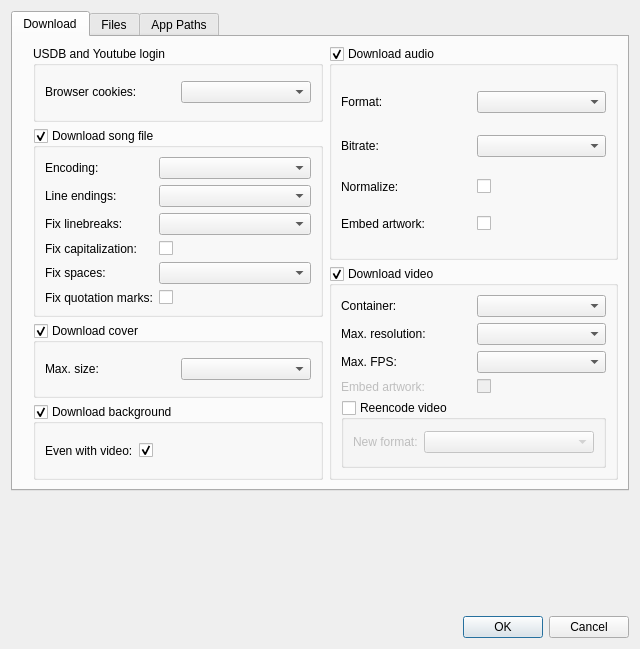
bohning/usdb_syncer, file src/usdb_syncer/gui/forms/SettingsDialog.ui: the form before one commit.
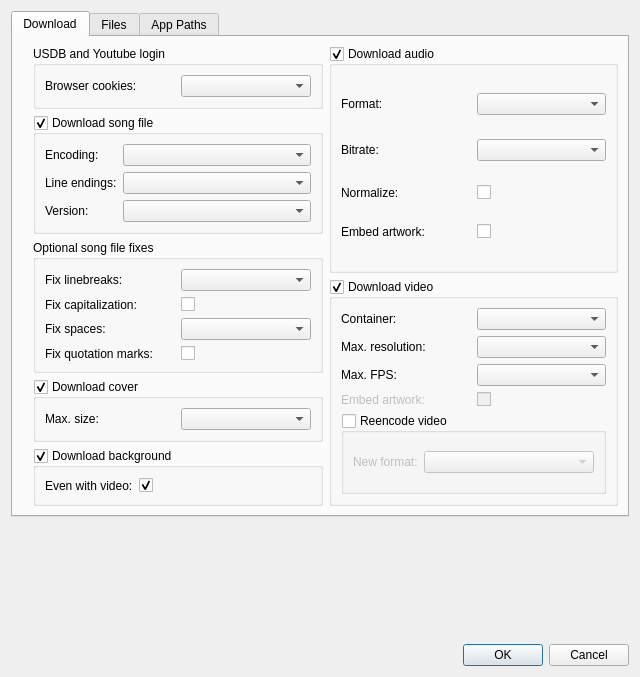
The form after the commit. Icons and pictures are not drawn.

Commit message: Implement format version support.

The edit to the form file:
```diff
--- a/src/usdb_syncer/gui/forms/SettingsDialog.ui
+++ b/src/usdb_syncer/gui/forms/SettingsDialog.ui
@@ -7,7 +7,7 @@
     <x>0</x>
     <y>0</y>
     <width>640</width>
-    <height>649</height>
+    <height>677</height>
    </rect>
   </property>
   <property name="windowTitle">
@@ -28,7 +28,7 @@
         <number>20</number>
        </property>
        <item>
-        <layout class="QVBoxLayout" name="verticalLayout" stretch="0,0,0,0">
+        <layout class="QVBoxLayout" name="verticalLayout" stretch="0,0,0,0,0">
          <item>
           <widget class="QGroupBox" name="groupBox_login">
            <property name="title">
@@ -76,6 +76,16 @@
             <bool>true</bool>
            </property>
            <layout class="QGridLayout" name="gridLayout_2">
+            <item row="0" column="0">
+             <widget class="QLabel" name="label_song_file_encoding">
+              <property name="toolTip">
+               <string/>
+              </property>
+              <property name="text">
+               <string>Encoding:</string>
+              </property>
+             </widget>
+            </item>
             <item row="1" column="0">
              <widget class="QLabel" name="label_song_file_line_endings">
               <property name="text">
@@ -83,13 +93,6 @@
               </property>
              </widget>
             </item>
-            <item row="3" column="0">
-             <widget class="QLabel" name="label_song_file_fix_first_words_capitalization">
-              <property name="text">
-               <string>Fix capitalization:</string>
-              </property>
-             </widget>
-            </item>
             <item row="0" column="1">
              <widget class="QComboBox" name="comboBox_encoding">
               <property name="sizePolicy">
@@ -103,14 +106,67 @@
               </property>
              </widget>
             </item>
-            <item row="3" column="1">
+            <item row="1" column="1">
+             <widget class="QComboBox" name="comboBox_line_endings">
+              <property name="sizePolicy">
+               <sizepolicy hsizetype="Preferred" vsizetype="Fixed">
+                <horstretch>1</horstretch>
+                <verstretch>0</verstretch>
+               </sizepolicy>
+              </property>
+              <property name="toolTip">
+               <string>&lt;html&gt;&lt;head/&gt;&lt;body&gt;&lt;p&gt;USDX and variants can handle both line ending types, but if you want to edit the song file manually, your editor of choice may required a certain line ending. UNIX users (MacOS, Linux) should generally use LF (line feed). On Windows, some text editors may require CRLF (carriage return, line feed). USDB currently requires CRLF line endings.&lt;/p&gt;&lt;/body&gt;&lt;/html&gt;</string>
+              </property>
+             </widget>
+            </item>
+            <item row="2" column="0">
+             <widget class="QLabel" name="label_song_file_format_version">
+              <property name="text">
+               <string>Version:</string>
+              </property>
+             </widget>
+            </item>
+            <item row="2" column="1">
+             <widget class="QComboBox" name="comboBox_format_version"/>
+            </item>
+           </layout>
+          </widget>
+         </item>
+         <item>
+          <widget class="QGroupBox" name="groupBox_fixes">
+           <property name="title">
+            <string>Optional song file fixes</string>
+           </property>
+           <layout class="QGridLayout" name="gridLayout_9">
+            <item row="0" column="0">
+             <widget class="QLabel" name="label_song_file_fix_linebreaks">
+              <property name="text">
+               <string>Fix linebreaks:</string>
+              </property>
+             </widget>
+            </item>
+            <item row="0" column="1">
+             <widget class="QComboBox" name="comboBox_fix_linebreaks">
+              <property name="toolTip">
+               <string>&lt;html&gt;&lt;head/&gt;&lt;body&gt;&lt;p&gt;If this setting is enabled, the linebreak timings will be recalculated, either according to USDX or to YASS rules.&lt;/p&gt;&lt;/body&gt;&lt;/html&gt;</string>
+              </property>
+             </widget>
+            </item>
+            <item row="1" column="0">
+             <widget class="QLabel" name="label_song_file_fix_first_words_capitalization">
+              <property name="text">
+               <string>Fix capitalization:</string>
+              </property>
+             </widget>
+            </item>
+            <item row="1" column="1">
              <widget class="QCheckBox" name="checkBox_fix_first_words_capitalization">
               <property name="text">
                <string/>
               </property>
              </widget>
             </item>
-            <item row="4" column="0">
+            <item row="2" column="0">
              <widget class="QLabel" name="label_song_file_fix_spaces">
               <property name="text">
                <string>Fix spaces:</string>
@@ -118,57 +174,20 @@
              </widget>
             </item>
             <item row="2" column="1">
-             <widget class="QComboBox" name="comboBox_fix_linebreaks">
-              <property name="toolTip">
-               <string>&lt;html&gt;&lt;head/&gt;&lt;body&gt;&lt;p&gt;If this setting is enabled, the linebreak timings will be recalculated, either according to USDX or to YASS rules.&lt;/p&gt;&lt;/body&gt;&lt;/html&gt;</string>
-              </property>
-             </widget>
-            </item>
-            <item row="2" column="0">
-             <widget class="QLabel" name="label_song_file_fix_linebreaks">
-              <property name="text">
-               <string>Fix linebreaks:</string>
-              </property>
-             </widget>
-            </item>
-            <item row="4" column="1">
              <widget class="QComboBox" name="comboBox_fix_spaces">
               <property name="toolTip">
                <string>&lt;html&gt;&lt;head/&gt;&lt;body&gt;&lt;p&gt;If this setting is enabled, all inter-word spaces will be shifted to either after or before a word.&lt;/p&gt;&lt;/body&gt;&lt;/html&gt;</string>
               </property>
              </widget>
             </item>
-            <item row="1" column="1">
-             <widget class="QComboBox" name="comboBox_line_endings">
-              <property name="sizePolicy">
-               <sizepolicy hsizetype="Preferred" vsizetype="Fixed">
-                <horstretch>1</horstretch>
-                <verstretch>0</verstretch>
-               </sizepolicy>
-              </property>
-              <property name="toolTip">
-               <string>&lt;html&gt;&lt;head/&gt;&lt;body&gt;&lt;p&gt;USDX and variants can handle both line ending types, but if you want to edit the song file manually, your editor of choice may required a certain line ending. UNIX users (MacOS, Linux) should generally use LF (line feed). On Windows, some text editors may require CRLF (carriage return, line feed). USDB currently requires CRLF line endings.&lt;/p&gt;&lt;/body&gt;&lt;/html&gt;</string>
-              </property>
-             </widget>
-            </item>
-            <item row="0" column="0">
-             <widget class="QLabel" name="label_song_file_encoding">
-              <property name="toolTip">
-               <string/>
-              </property>
-              <property name="text">
-               <string>Encoding:</string>
-              </property>
-             </widget>
-            </item>
-            <item row="5" column="0">
+            <item row="3" column="0">
              <widget class="QLabel" name="label_song_file_fix_quotation_marks">
               <property name="text">
                <string>Fix quotation marks:</string>
               </property>
              </widget>
             </item>
-            <item row="5" column="1">
+            <item row="3" column="1">
              <widget class="QCheckBox" name="checkBox_fix_quotation_marks">
               <property name="text">
                <string/>
```
The commit also changes 10 other files.
